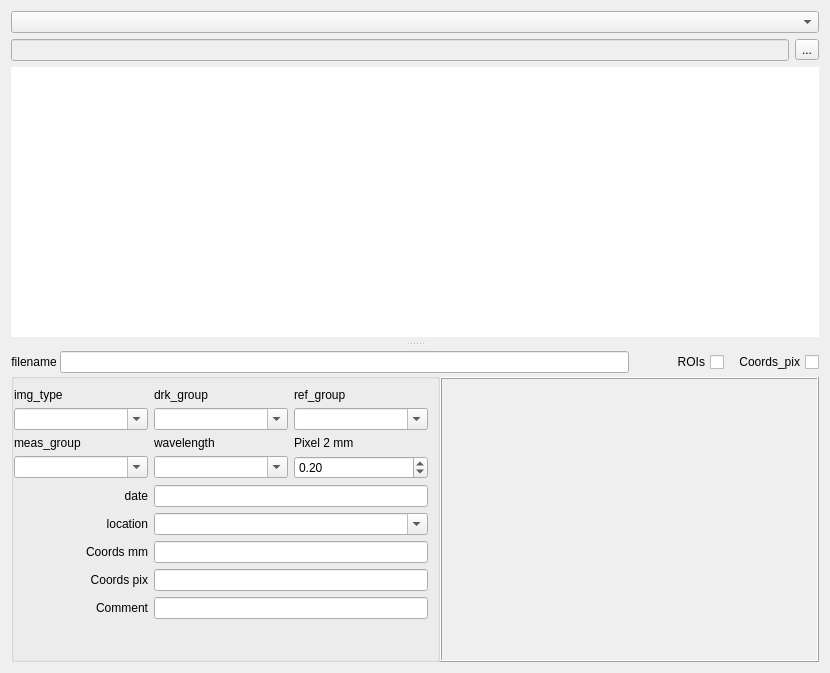
Old version of the form snowimagerpro/app/plugins/db_explorer/ui/explr.ui in the repository lbmnky/SnowImagerPro.
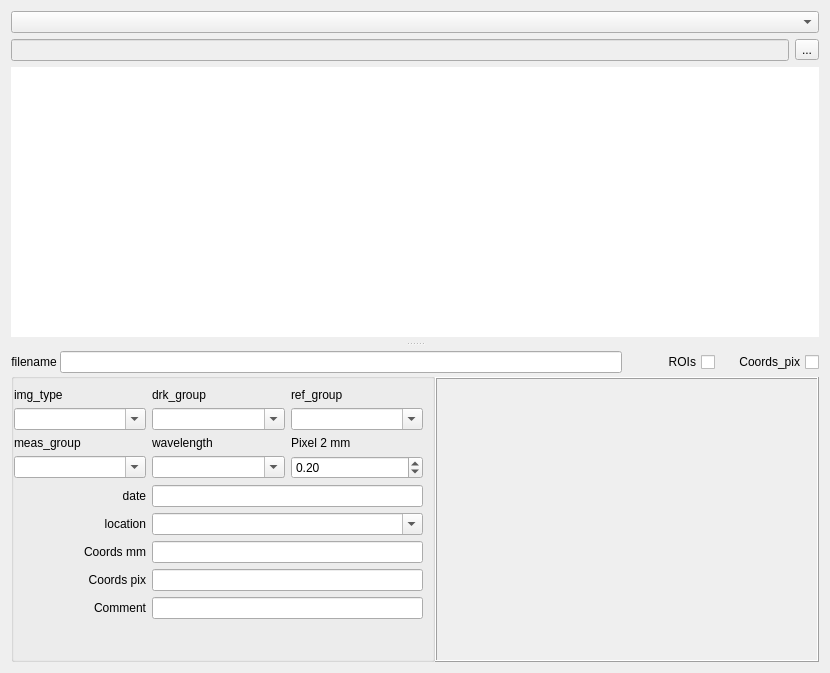
New version of the form. Custom widgets are drawn as their Qt base class.

Commit message: Enhance UI layout and styling: adjust widget stretches, add new checkboxes, and update styles for better visibility

The edit to the form file:
```diff
--- a/snowimagerpro/app/plugins/db_explorer/ui/explr.ui
+++ b/snowimagerpro/app/plugins/db_explorer/ui/explr.ui
@@ -129,7 +129,7 @@
         <number>0</number>
        </property>
        <item>
-        <layout class="QGridLayout" name="gridLayout" rowstretch="0,1,0,0,0,0,0" columnstretch="0,4,1,1,1,1">
+        <layout class="QGridLayout" name="gridLayout" rowstretch="0,1,0,0,0,0,0" columnstretch="0,4,1,1,1,0,1">
          <property name="leftMargin">
           <number>0</number>
          </property>
@@ -139,7 +139,50 @@
          <property name="rightMargin">
           <number>0</number>
          </property>
-         <item row="4" column="2" rowspan="3" colspan="4">
+         <item row="2" column="6">
+          <widget class="QCheckBox" name="cb_update_coords_pix">
+           <property name="layoutDirection">
+            <enum>Qt::RightToLeft</enum>
+           </property>
+           <property name="text">
+            <string>Coords_pix</string>
+           </property>
+           <property name="tristate">
+            <bool>true</bool>
+           </property>
+          </widget>
+         </item>
+         <item row="2" column="0">
+          <widget class="QLabel" name="label">
+           <property name="text">
+            <string>filename </string>
+           </property>
+           <property name="alignment">
+            <set>Qt::AlignRight|Qt::AlignTrailing|Qt::AlignVCenter</set>
+           </property>
+          </widget>
+         </item>
+         <item row="2" column="4">
+          <widget class="QCheckBox" name="cb_update_ROIs">
+           <property name="layoutDirection">
+            <enum>Qt::RightToLeft</enum>
+           </property>
+           <property name="text">
+            <string>ROIs</string>
+           </property>
+           <property name="tristate">
+            <bool>true</bool>
+           </property>
+          </widget>
+         </item>
+         <item row="2" column="1" colspan="3">
+          <widget class="QLineEdit" name="le_filepath">
+           <property name="readOnly">
+            <bool>true</bool>
+           </property>
+          </widget>
+         </item>
+         <item row="4" column="2" rowspan="3" colspan="5">
           <widget class="QFrame" name="frame_3">
            <property name="frameShape">
             <enum>QFrame::Box</enum>
@@ -179,65 +222,6 @@
            </layout>
           </widget>
          </item>
-         <item row="0" column="0" colspan="6">
-          <spacer name="verticalSpacer">
-           <property name="orientation">
-            <enum>Qt::Vertical</enum>
-           </property>
-           <property name="sizeType">
-            <enum>QSizePolicy::Fixed</enum>
-           </property>
-           <property name="sizeHint" stdset="0">
-            <size>
-             <width>20</width>
-             <height>5</height>
-            </size>
-           </property>
-          </spacer>
-         </item>
-         <item row="2" column="1" colspan="3">
-          <widget class="QLineEdit" name="le_filepath">
-           <property name="readOnly">
-            <bool>true</bool>
-           </property>
-          </widget>
-         </item>
-         <item row="2" column="0">
-          <widget class="QLabel" name="label">
-           <property name="text">
-            <string>filename </string>
-           </property>
-           <property name="alignment">
-            <set>Qt::AlignRight|Qt::AlignTrailing|Qt::AlignVCenter</set>
-           </property>
-          </widget>
-         </item>
-         <item row="2" column="5">
-          <widget class="QCheckBox" name="cb_update_coords_pix">
-           <property name="layoutDirection">
-            <enum>Qt::RightToLeft</enum>
-           </property>
-           <property name="text">
-            <string>Coords_pix</string>
-           </property>
-           <property name="tristate">
-            <bool>true</bool>
-           </property>
-          </widget>
-         </item>
-         <item row="2" column="4">
-          <widget class="QCheckBox" name="cb_update_ROIs">
-           <property name="layoutDirection">
-            <enum>Qt::RightToLeft</enum>
-           </property>
-           <property name="text">
-            <string>ROIs</string>
-           </property>
-           <property name="tristate">
-            <bool>true</bool>
-           </property>
-          </widget>
-         </item>
          <item row="3" column="2">
           <spacer name="verticalSpacer_3">
            <property name="orientation">
@@ -482,6 +466,38 @@
            </layout>
           </widget>
          </item>
+         <item row="0" column="0" colspan="7">
+          <spacer name="verticalSpacer">
+           <property name="orientation">
+            <enum>Qt::Vertical</enum>
+           </property>
+           <property name="sizeType">
+            <enum>QSizePolicy::Fixed</enum>
+           </property>
+           <property name="sizeHint" stdset="0">
+            <size>
+             <width>20</width>
+             <height>5</height>
+            </size>
+           </property>
+          </spacer>
+         </item>
+         <item row="2" column="5">
+          <spacer name="horizontalSpacer">
+           <property name="orientation">
+            <enum>Qt::Horizontal</enum>
+           </property>
+           <property name="sizeType">
+            <enum>QSizePolicy::Minimum</enum>
+           </property>
+           <property name="sizeHint" stdset="0">
+            <size>
+             <width>10</width>
+             <height>20</height>
+            </size>
+           </property>
+          </spacer>
+         </item>
         </layout>
        </item>
       </layout>
```
The commit also changes 5 other files.
